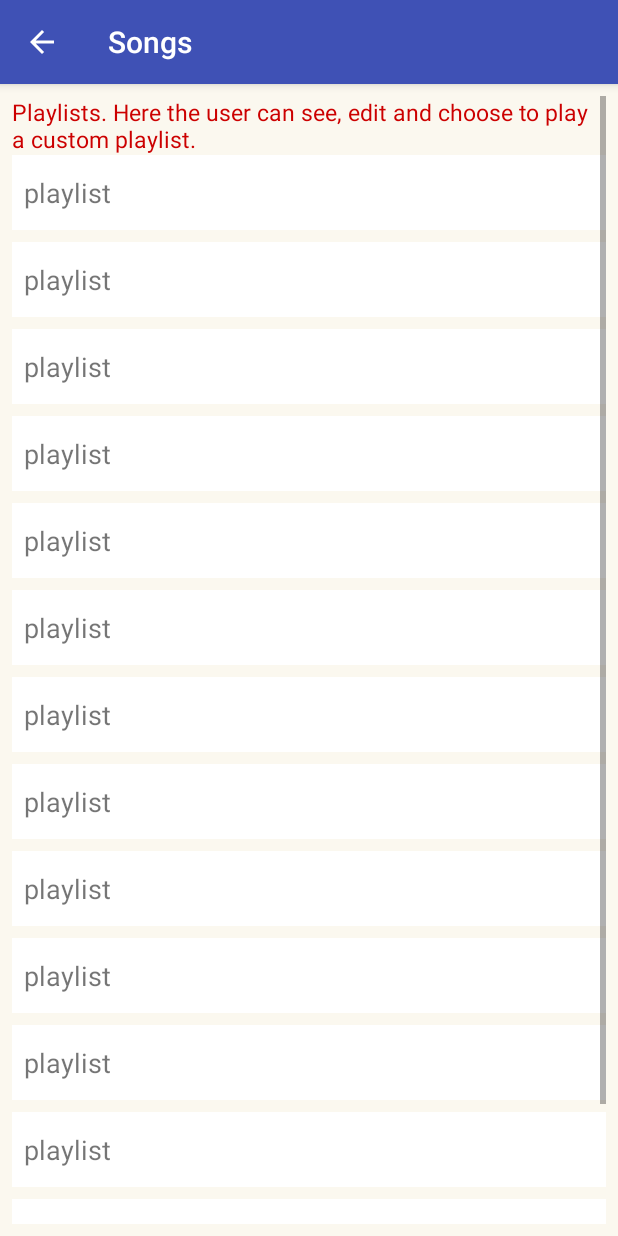
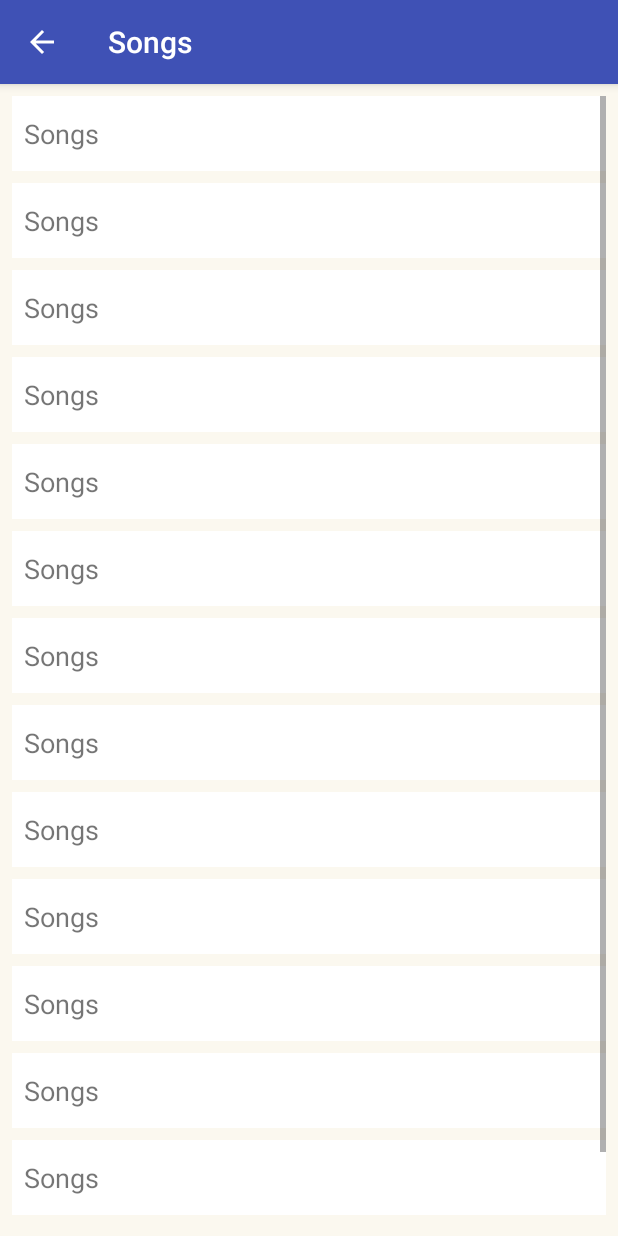
Before and after one commit to hjtse/Android-2.2MusicPlayer, an Android app: the screen it shows after launch (PlaylistsActivity before the commit, SongsActivity after it), after a tap on "Songs", on a phone screen of 412 x 824 dp. Run offline under Robolectric (Android 15) with nearby library versions, the phone set to English and light mode, and no system bars.

Commit message:
modified to have player, songs, albums, artists

```diff
--- a/app/build.gradle
+++ b/app/build.gradle
@@ -32,4 +32,5 @@ dependencies {
     implementation 'com.android.support:appcompat-v7:27.1.1'
 
 
+    implementation 'com.android.support:design:27.1.1'
 }
--- a/app/src/main/AndroidManifest.xml
+++ b/app/src/main/AndroidManifest.xml
@@ -16,13 +16,13 @@
                 <category android:name="android.intent.category.LAUNCHER" />
             </intent-filter>
         </activity>
-        <activity android:name=".PlaylistsActivity" android:label="@string/songs"
+        <activity android:name=".SongsActivity" android:label="@string/songs"
             android:parentActivityName=".MainActivity"/>
         <activity android:name=".PlayerActivity" android:label="@string/player"
             android:parentActivityName=".MainActivity"/>
         <activity android:name=".AlbumsActivity" android:label="@string/albums"
             android:parentActivityName=".MainActivity"/>
-        <activity android:name=".SettingsActivity" android:label="@string/artists"
+        <activity android:name=".ArtistsActivity" android:label="@string/artists"
             android:parentActivityName=".MainActivity"/>
     </application>
 
--- a/app/src/main/java/com/example/android/musicplayer/PlaylistsActivity.java
+++ b/app/src/main/java/com/example/android/musicplayer/ArtistsActivity.java
@@ -3,11 +3,11 @@ package com.example.android.musicplayer;
 import android.os.Bundle;
 import android.support.v7.app.AppCompatActivity;
 
-public class PlaylistsActivity extends AppCompatActivity {
+public class ArtistsActivity extends AppCompatActivity {
 
     @Override
     protected void onCreate(Bundle savedInstanceState) {
         super.onCreate(savedInstanceState);
-        setContentView(R.layout.activity_playlists);
+        setContentView(R.layout.activity_artists);
     }
 }
--- a/app/src/main/java/com/example/android/musicplayer/MainActivity.java
+++ b/app/src/main/java/com/example/android/musicplayer/MainActivity.java
@@ -4,7 +4,6 @@ import android.content.Intent;
 import android.support.v7.app.AppCompatActivity;
 import android.os.Bundle;
 import android.view.View;
-import android.support.v7.app.AppCompatActivity;
 import android.support.v7.widget.CardView;
 
 public class MainActivity extends AppCompatActivity {
@@ -12,7 +11,7 @@ public class MainActivity extends AppCompatActivity {
     CardView playerCardView;
     CardView playlistsCardView;
     CardView albumsCardView;
-    CardView settingsCardView;
+    CardView artistsCardView;
 
     @Override
     protected void onCreate(Bundle savedInstanceState) {
@@ -22,12 +21,12 @@ public class MainActivity extends AppCompatActivity {
         playerCardView = (CardView) findViewById(R.id.menuPlayer);
         playlistsCardView = (CardView) findViewById(R.id.menuPlaylists);
         albumsCardView = (CardView) findViewById(R.id.menuAlbums);
-        settingsCardView = (CardView) findViewById(R.id.menuSettings);
+        artistsCardView = (CardView) findViewById(R.id.menuArtists);
 
         playerCardView.setOnClickListener(playerTextViewOnClickListener);
         playlistsCardView.setOnClickListener(playlistsTextViewOnClickListener);
         albumsCardView.setOnClickListener(albumsTextViewOnClickListener);
-        settingsCardView.setOnClickListener(settingsTextViewOnClickListener);
+        artistsCardView.setOnClickListener(artistTextViewOnClickListener);
 
     }
 
@@ -49,9 +48,9 @@ public class MainActivity extends AppCompatActivity {
         }
     };
 
-    final View.OnClickListener settingsTextViewOnClickListener = new View.OnClickListener() {
+    final View.OnClickListener artistTextViewOnClickListener = new View.OnClickListener() {
         public void onClick(final View v) {
-            openSettingsList(settingsCardView);
+            openArtistsList(artistsCardView);
         }
     };
 
@@ -66,12 +65,12 @@ public class MainActivity extends AppCompatActivity {
     }
 
     public void openPlaylistsList(View view) {
-        Intent intent = new Intent(this, PlaylistsActivity.class);
+        Intent intent = new Intent(this, SongsActivity.class);
         startActivity(intent);
     }
 
-    public void openSettingsList(View view) {
-        Intent intent = new Intent(this, SettingsActivity.class);
+    public void openArtistsList(View view) {
+        Intent intent = new Intent(this, ArtistsActivity.class);
         startActivity(intent);
     }
 
--- a/app/src/main/java/com/example/android/musicplayer/SettingsActivity.java
+++ b/app/src/main/java/com/example/android/musicplayer/SongsActivity.java
@@ -3,11 +3,11 @@ package com.example.android.musicplayer;
 import android.os.Bundle;
 import android.support.v7.app.AppCompatActivity;
 
-public class SettingsActivity extends AppCompatActivity {
+public class SongsActivity extends AppCompatActivity {
 
     @Override
     protected void onCreate(Bundle savedInstanceState) {
         super.onCreate(savedInstanceState);
-        setContentView(R.layout.activity_settings);
+        setContentView(R.layout.activity_songs);
     }
 }
--- a/app/src/main/res/layout/activity_playlists.xml
+++ b/app/src/main/res/layout/activity_artists.xml
@@ -3,120 +3,112 @@
     xmlns:tools="http://schemas.android.com/tools"
     android:layout_width="match_parent"
     android:layout_height="match_parent"
+    android:background="#FBF8EF"
     android:padding="8dp"
-    android:background="#FBF8EF"
-    tools:context=".AlbumsActivity">
+    tools:context=".ArtistsActivity">
 
     <LinearLayout
         android:layout_width="match_parent"
-        android:layout_height="match_parent"
+        android:layout_height="wrap_content"
         android:orientation="vertical">
 
         <TextView
+            style="@style/playlistItem"
             android:layout_width="match_parent"
-            android:layout_height="0dp"
-            android:layout_weight="1"
-            android:text="@string/playlistsDescription"
-            style="@style/description"/>
+            android:layout_height="50dp"
+            android:gravity="center_vertical"
+            android:text="@string/artists" />
 
         <TextView
+            style="@style/playlistItem"
             android:layout_width="match_parent"
             android:layout_height="50dp"
-            android:text="playlist"
             android:gravity="center_vertical"
-            style="@style/playlistItem"/>
+            android:text="@string/artists" />
 
         <TextView
+            style="@style/playlistItem"
             android:layout_width="match_parent"
             android:layout_height="50dp"
-            android:text="playlist"
             android:gravity="center_vertical"
-            style="@style/playlistItem"/>
+            android:text="@string/artists" />
 
         <TextView
+            style="@style/playlistItem"
             android:layout_width="match_parent"
             android:layout_height="50dp"
-            android:text="playlist"
             android:gravity="center_vertical"
-            style="@style/playlistItem"/>
+            android:text="@string/artists" />
 
         <TextView
+            style="@style/playlistItem"
             android:layout_width="match_parent"
             android:layout_height="50dp"
-            android:text="playlist"
             android:gravity="center_vertical"
-            style="@style/playlistItem"/>
+            android:text="@string/artists" />
 
         <TextView
+            style="@style/playlistItem"
             android:layout_width="match_parent"
             android:layout_height="50dp"
-            android:text="playlist"
             android:gravity="center_vertical"
-            style="@style/playlistItem"/>
+            android:text="@string/artists" />
 
         <TextView
+            style="@style/playlistItem"
             android:layout_width="match_parent"
             android:layout_height="50dp"
-            android:text="playlist"
             android:gravity="center_vertical"
-            style="@style/playlistItem"/>
+            android:text="@string/artists" />
 
         <TextView
+            style="@style/playlistItem"
             android:layout_width="match_parent"
             android:layout_height="50dp"
-            android:text="playlist"
             android:gravity="center_vertical"
-            style="@style/playlistItem"/>
+            android:text="@string/artists" />
 
         <TextView
+            style="@style/playlistItem"
             android:layout_width="match_parent"
             android:layout_height="50dp"
-            android:text="playlist"
             android:gravity="center_vertical"
-            style="@style/playlistItem"/>
+            android:text="@string/artists" />
 
         <TextView
+            style="@style/playlistItem"
             android:layout_width="match_parent"
             android:layout_height="50dp"
-            android:text="playlist"
             android:gravity="center_vertical"
-            style="@style/playlistItem"/>
+            android:text="@string/artists" />
 
         <TextView
+            style="@style/playlistItem"
             android:layout_width="match_parent"
             android:layout_height="50dp"
-            android:text="playlist"
             android:gravity="center_vertical"
-            style="@style/playlistItem"/>
+            android:text="@string/artists" />
 
         <TextView
+            style="@style/playlistItem"
             android:layout_width="match_parent"
             android:layout_height="50dp"
-            android:text="playlist"
             android:gravity="center_vertical"
-            style="@style/playlistItem"/>
+            android:text="@string/artists" />
 
         <TextView
+            style="@style/playlistItem"
             android:layout_width="match_parent"
             android:layout_height="50dp"
-            android:text="playlist"
             android:gravity="center_vertical"
-            style="@style/playlistItem"/>
+            android:text="@string/artists" />
 
         <TextView
+            style="@style/playlistItem"
             android:layout_width="match_parent"
             android:layout_height="50dp"
-            android:text="playlist"
             android:gravity="center_vertical"
-            style="@style/playlistItem"/>
-
-        <TextView
-            android:layout_width="match_parent"
-            android:layout_height="50dp"
-            android:text="playlist"
-            android:gravity="center_vertical"
-            style="@style/playlistItem"/>
-
+            android:text="@string/artists" />
 
 
     </LinearLayout>
--- /dev/null
+++ b/app/src/main/res/layout/activity_songs.xml
@@ -0,0 +1,117 @@
+<?xml version="1.0" encoding="utf-8"?>
+<ScrollView xmlns:android="http://schemas.android.com/apk/res/android"
+    xmlns:tools="http://schemas.android.com/tools"
+    android:layout_width="match_parent"
+    android:layout_height="match_parent"
+    android:padding="8dp"
+    android:background="#FBF8EF"
+    tools:context=".AlbumsActivity">
+
+    <LinearLayout
+        android:layout_width="match_parent"
+        android:layout_height="match_parent"
+        android:orientation="vertical">
+
+        <TextView
+            android:layout_width="match_parent"
+            android:layout_height="50dp"
+            android:text="@string/songs"
+            android:gravity="center_vertical"
+            style="@style/playlistItem"/>
+
+        <TextView
+            android:layout_width="match_parent"
+            android:layout_height="50dp"
+            android:text="@string/songs"
+            android:gravity="center_vertical"
+            style="@style/playlistItem"/>
+
+        <TextView
+            android:layout_width="match_parent"
+            android:layout_height="50dp"
+            android:text="@string/songs"
+            android:gravity="center_vertical"
+            style="@style/playlistItem"/>
+
+        <TextView
+            android:layout_width="match_parent"
+            android:layout_height="50dp"
+            android:text="@string/songs"
+            android:gravity="center_vertical"
+            style="@style/playlistItem"/>
+
+        <TextView
+            android:layout_width="match_parent"
+            android:layout_height="50dp"
+            android:text="@string/songs"
+            android:gravity="center_vertical"
+            style="@style/playlistItem"/>
+
+        <TextView
+            android:layout_width="match_parent"
+            android:layout_height="50dp"
+            android:text="@string/songs"
+            android:gravity="center_vertical"
+            style="@style/playlistItem"/>
+
+        <TextView
+            android:layout_width="match_parent"
+            android:layout_height="50dp"
+            android:text="@string/songs"
+            android:gravity="center_vertical"
+            style="@style/playlistItem"/>
+
+        <TextView
+            android:layout_width="match_parent"
+            android:layout_height="50dp"
+            android:text="@string/songs"
+            android:gravity="center_vertical"
+            style="@style/playlistItem"/>
+
+        <TextView
+            android:layout_width="match_parent"
+            android:layout_height="50dp"
+            android:text="@string/songs"
+            android:gravity="center_vertical"
+            style="@style/playlistItem"/>
+
+        <TextView
+            android:layout_width="match_parent"
+            android:layout_height="50dp"
+            android:text="@string/songs"
+            android:gravity="center_vertical"
+            style="@style/playlistItem"/>
+
+        <TextView
+            android:layout_width="match_parent"
+            android:layout_height="50dp"
+            android:text="@string/songs"
+            android:gravity="center_vertical"
+            style="@style/playlistItem"/>
+
+        <TextView
+            android:layout_width="match_parent"
+            android:layout_height="50dp"
+            android:text="@string/songs"
+            android:gravity="center_vertical"
+            style="@style/playlistItem"/>
+
+        <TextView
+            android:layout_width="match_parent"
+            android:layout_height="50dp"
+            android:text="@string/songs"
+            android:gravity="center_vertical"
+            style="@style/playlistItem"/>
+
+        <TextView
+            android:layout_width="match_parent"
+            android:layout_height="50dp"
+            android:text="@string/songs"
+            android:gravity="center_vertical"
+            style="@style/playlistItem"/>
+
+
+
+    </LinearLayout>
+
+</ScrollView>
--- a/build.gradle
+++ b/build.gradle
@@ -7,7 +7,7 @@ buildscript {
         jcenter()
     }
     dependencies {
-        classpath 'com.android.tools.build:gradle:3.1.2'
+        classpath 'com.android.tools.build:gradle:3.1.3'
 
 
         // NOTE: Do not place your application dependencies here; they belong
```
Also changed, not shown: app/src/main/res/drawable/ic_music_note_black_24dp.xml (added, +9 -0 lines), app/src/main/res/drawable/ic_person_black_24dp.xml (added, +9 -0 lines), app/src/main/res/layout/activity_main.xml (+30 -33 lines), app/src/main/res/layout/activity_player.xml (+20 -56 lines), app/src/main/res/layout/activity_settings.xml (+0 -7 lines), app/src/main/res/values/strings.xml (+3 -12 lines), app/src/main/res/drawable/food_q_c_50_50_9.jpg (deleted), app/src/main/res/drawable/nightlife_q_g_300_300_3.jpg (deleted).
